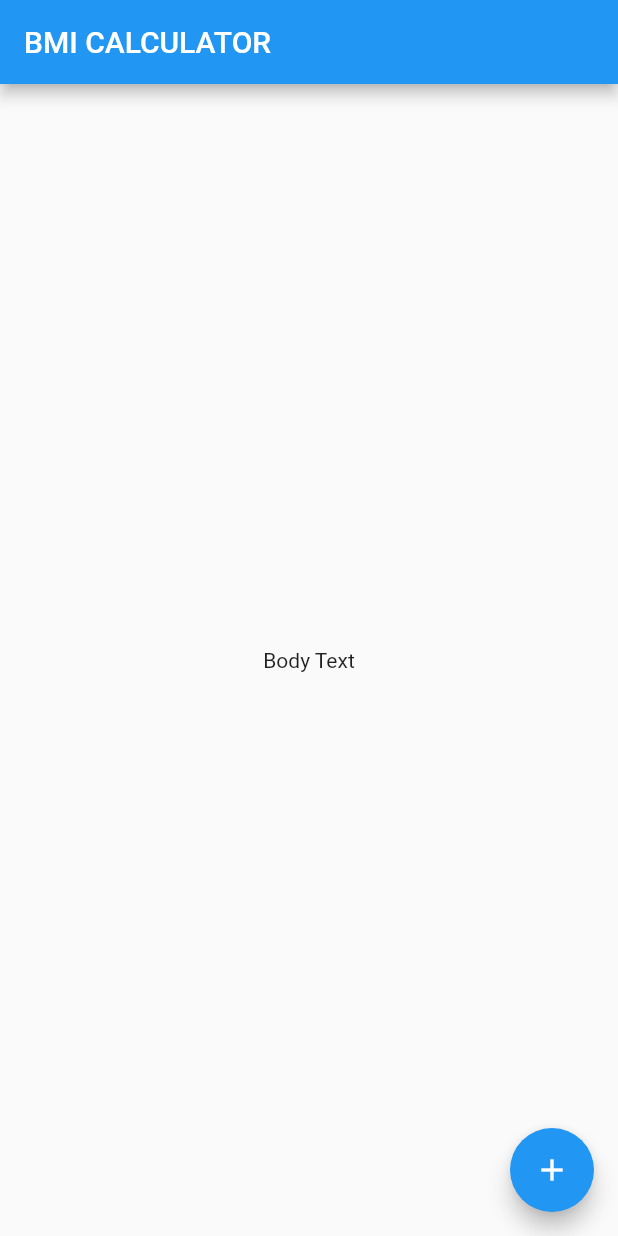
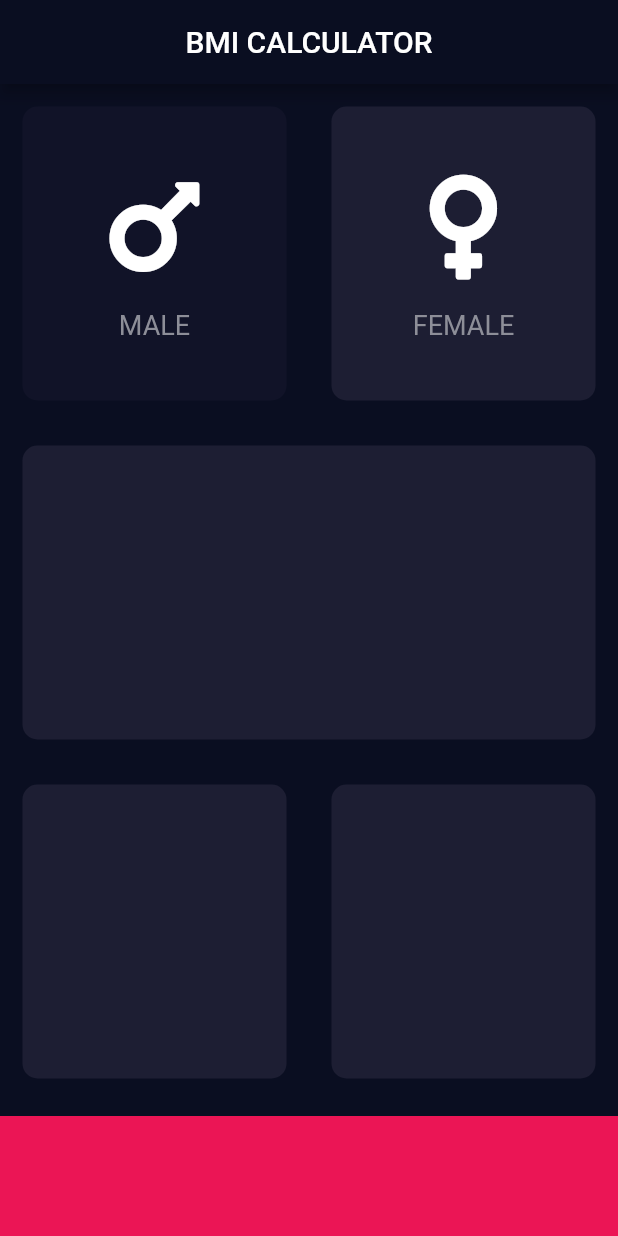
Before and after one commit to LearningRepos/mobileDevLearning, a Flutter app: the screen it shows after launch, on a phone screen of 412 x 824 dp. Run offline on Flutter 3.47's test engine with Material 2 defaults, Android fonts, the phone set to English and light mode, and no system bars; our stand-ins replace audioplayers, font_awesome_flutter, rflutter_alert.

Commit message:
Added Calculator layout and some male/female icons

```diff
--- /dev/null
+++ b/BMI_Calculator/lib/card_content.dart
@@ -0,0 +1,26 @@
+import 'package:flutter/material.dart';
+
+// ignore: camel_case_types
+// ignore: must_be_immutable
+// ignore: camel_case_types
+class Card_Content extends StatelessWidget {
+  String contentText;
+  Icon contentIcon;
+  Card_Content(this.contentText, this.contentIcon);
+  @override
+  Widget build(BuildContext context) {
+    return Column(
+      mainAxisAlignment: MainAxisAlignment.center,
+      children: [
+        contentIcon,
+        SizedBox(
+          height: 15,
+        ),
+        Text(
+          contentText,
+          style: TextStyle(fontSize: 18, color: Color(0xFF8D8E98)),
+        ),
+      ],
+    );
+  }
+}
--- /dev/null
+++ b/BMI_Calculator/lib/input_page.dart
@@ -0,0 +1,130 @@
+import 'dart:io';
+import 'package:flutter/material.dart';
+import 'package:font_awesome_flutter/font_awesome_flutter.dart';
+
+import "card_content.dart";
+import 'reuseable_card.dart';
+
+const bottomContainerHeight = 80.0;
+const activeCardColor = Color(0xFF1D1E33);
+const inactiveCardColor = Color(0xFF111328);
+const bottomContainerColor = Color(0xFFEB1555);
+
+class InputPage extends StatefulWidget {
+  @override
+  _InputPageState createState() => _InputPageState();
+}
+
+class _InputPageState extends State<InputPage> {
+  Color maleCardColor = inactiveCardColor;
+  Color femaleCardColor = activeCardColor;
+
+  void updateColor(int gender) {
+    if (gender == 1) {
+      if (maleCardColor == inactiveCardColor) {
+        maleCardColor = activeCardColor;
+        femaleCardColor = inactiveCardColor;
+      } else {
+        maleCardColor = inactiveCardColor;
+        femaleCardColor = activeCardColor;
+      }
+    }
+    if (gender == 2) {
+      if (femaleCardColor == inactiveCardColor) {
+        femaleCardColor = activeCardColor;
+        maleCardColor = inactiveCardColor;
+      } else {
+        femaleCardColor = inactiveCardColor;
+        maleCardColor = activeCardColor;
+      }
+    }
+  }
+
+  @override
+  Widget build(BuildContext context) {
+    return Scaffold(
+      appBar: AppBar(
+        centerTitle: true,
+        title: Text('BMI CALCULATOR'),
+      ),
+      body: Column(
+        children: [
+          Expanded(
+            flex: 3,
+            child: Row(
+              children: [
+                Expanded(
+                  child: GestureDetector(
+                    onTap: () {
+                      setState(() {
+                        updateColor(1);
+                      });
+                    },
+                    child: Reuseable_Card(
+                      maleCardColor,
+                      Card_Content(
+                        "MALE",
+                        Icon(
+                          FontAwesomeIcons.mars,
+                          size: 80,
+                        ),
+                      ),
+                    ),
+                  ),
+                ),
+                Expanded(
+                  child: GestureDetector(
+                    onTap: () {
+                      setState(() {
+                        updateColor(2);
+                      });
+                    },
+                    child: Reuseable_Card(
+                      femaleCardColor,
+                      Card_Content(
+                        "FEMALE",
+                        Icon(
+                          FontAwesomeIcons.venus,
+                          size: 80,
+                        ),
+                      ),
+                    ),
+                  ),
+                ),
+              ],
+            ),
+          ),
+          Expanded(
+            flex: 3,
+            child: Reuseable_Card(
+              activeCardColor,
+            ),
+          ),
+          Expanded(
+            flex: 3,
+            child: Row(
+              children: [
+                Expanded(
+                  child: Reuseable_Card(
+                    activeCardColor,
+                  ),
+                ),
+                Expanded(
+                  child: Reuseable_Card(
+                    activeCardColor,
+                  ),
+                ),
+              ],
+            ),
+          ),
+          Container(
+            color: bottomContainerColor,
+            margin: EdgeInsets.only(top: 10),
+            width: double.infinity,
+            height: bottomContainerHeight,
+          ),
+        ],
+      ),
+    );
+  }
+}
--- a/BMI_Calculator/lib/main.dart
+++ b/BMI_Calculator/lib/main.dart
@@ -1,4 +1,5 @@
 import 'package:flutter/material.dart';
+import "input_page.dart";
 
 void main() => runApp(BMICalculator());
 
@@ -6,29 +7,12 @@ class BMICalculator extends StatelessWidget {
   @override
   Widget build(BuildContext context) {
     return MaterialApp(
+      debugShowCheckedModeBanner: false,
+      theme: ThemeData.dark().copyWith(
+        primaryColor: Color(0xFF0A0E21),
+        scaffoldBackgroundColor: Color(0xFF0A0E21),
+      ),
       home: InputPage(),
     );
   }
 }
-
-class InputPage extends StatefulWidget {
-  @override
-  _InputPageState createState() => _InputPageState();
-}
-
-class _InputPageState extends State<InputPage> {
-  @override
-  Widget build(BuildContext context) {
-    return Scaffold(
-      appBar: AppBar(
-        title: Text('BMI CALCULATOR'),
-      ),
-      body: Center(
-        child: Text('Body Text'),
-      ),
-      floatingActionButton: FloatingActionButton(
-        child: Icon(Icons.add),
-      ),
-    );
-  }
-}
--- /dev/null
+++ b/BMI_Calculator/lib/reuseable_card.dart
@@ -0,0 +1,18 @@
+import 'package:flutter/material.dart';
+
+class Reuseable_Card extends StatelessWidget {
+  Reuseable_Card(this.color, [this.cardChild]);
+  final Color color;
+  final Widget cardChild;
+  @override
+  Widget build(BuildContext context) {
+    return Container(
+      child: cardChild,
+      margin: EdgeInsets.all(15),
+      decoration: BoxDecoration(
+        borderRadius: BorderRadius.circular(10),
+        color: color,
+      ),
+    );
+  }
+}
--- a/BMI_Calculator/pubspec.yaml
+++ b/BMI_Calculator/pubspec.yaml
@@ -11,6 +11,7 @@ dependencies:
     sdk: flutter
 
   cupertino_icons: ^0.1.2
+  font_awesome_flutter: ^8.10.0
 
 dev_dependencies:
   flutter_test:
```
